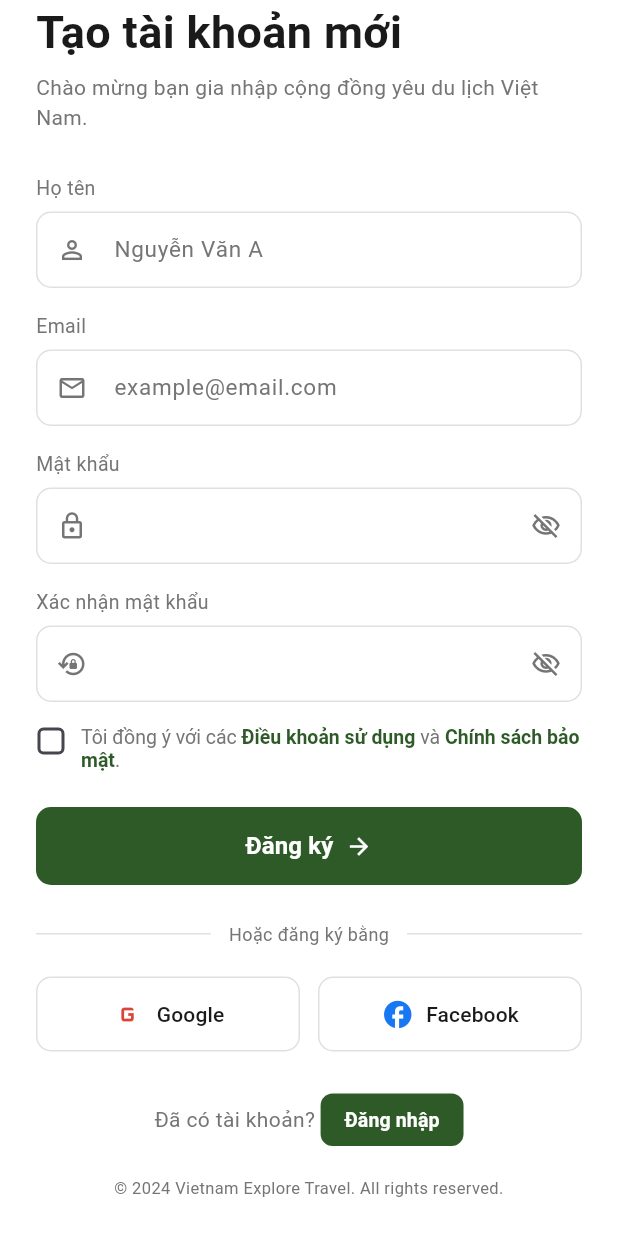
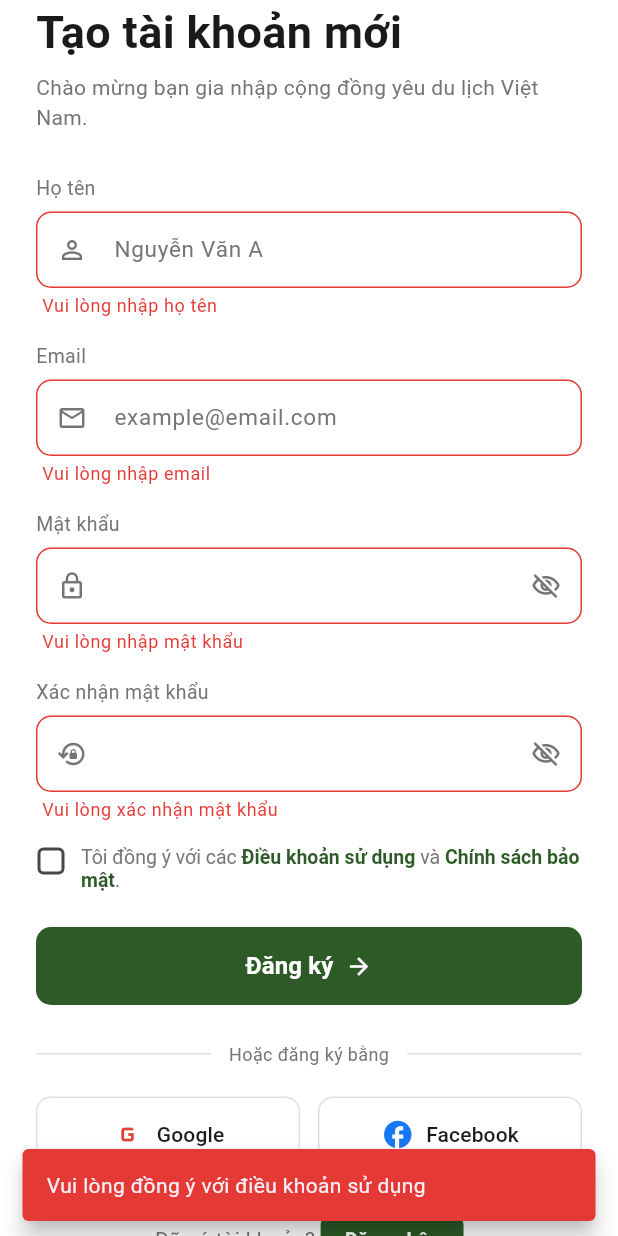
Before and after one commit to ha8419988/claude_app_demo, a Flutter app: the RegisterScreen screen opened by its route, scrolled down 65 dp, after a tap on "Đăng ký", on a phone screen of 412 x 824 dp. Run offline on Flutter 3.47's test engine with Material 3 defaults, Android fonts, the phone set to English and light mode, and no system bars; our stand-ins replace cached_network_image, google_fonts.

Commit message:
feat: add form validation to login and register screens
Login: email format + password min 6 chars
Register: name min 2 chars, email format, password min 6 chars,
confirm password match, terms checkbox via SnackBar

Co-Authored-By: Claude Sonnet 4.6 <noreply@anthropic.com>

```diff
--- a/lib/screens/register_screen.dart
+++ b/lib/screens/register_screen.dart
@@ -8,6 +8,7 @@ class RegisterScreen extends StatefulWidget {
 }
 
 class _RegisterScreenState extends State<RegisterScreen> {
+  final _formKey = GlobalKey<FormState>();
   final _nameController = TextEditingController();
   final _emailController = TextEditingController();
   final _passwordController = TextEditingController();
@@ -20,6 +21,7 @@ class _RegisterScreenState extends State<RegisterScreen> {
   static const _textDark = Color(0xFF1A1A1A);
   static const _textGrey = Color(0xFF757575);
   static const _borderGrey = Color(0xFFE0E0E0);
+  static const _red = Color(0xFFE53935);
 
   @override
   void dispose() {
@@ -30,6 +32,58 @@ class _RegisterScreenState extends State<RegisterScreen> {
     super.dispose();
   }
 
+  void _submit() {
+    final formValid = _formKey.currentState!.validate();
+    if (!_agreed) {
+      ScaffoldMessenger.of(context).showSnackBar(
+        const SnackBar(
+          content: Text('Vui lòng đồng ý với điều khoản sử dụng'),
+          backgroundColor: _red,
+          behavior: SnackBarBehavior.floating,
+        ),
+      );
+      return;
+    }
+    if (formValid) {
+      Navigator.pop(context);
+    }
+  }
+
+  InputDecoration _inputDecoration({
+    String? hint,
+    required IconData icon,
+    Widget? suffix,
+  }) {
+    return InputDecoration(
+      hintText: hint,
+      hintStyle: const TextStyle(color: _textGrey),
+      prefixIcon: Icon(icon, color: _textGrey, size: 20),
+      suffixIcon: suffix,
+      contentPadding: const EdgeInsets.symmetric(vertical: 14),
+      border: OutlineInputBorder(
+        borderRadius: BorderRadius.circular(10),
+        borderSide: const BorderSide(color: _borderGrey),
+      ),
+      enabledBorder: OutlineInputBorder(
+        borderRadius: BorderRadius.circular(10),
+        borderSide: const BorderSide(color: _borderGrey),
+      ),
+      focusedBorder: OutlineInputBorder(
+        borderRadius: BorderRadius.circular(10),
+        borderSide: const BorderSide(color: _green, width: 1.5),
+      ),
+      errorBorder: OutlineInputBorder(
+        borderRadius: BorderRadius.circular(10),
+        borderSide: const BorderSide(color: _red),
+      ),
+      focusedErrorBorder: OutlineInputBorder(
+        borderRadius: BorderRadius.circular(10),
+        borderSide: const BorderSide(color: _red, width: 1.5),
+      ),
+      errorStyle: const TextStyle(fontSize: 12, color: _red),
+    );
+  }
+
   @override
   Widget build(BuildContext context) {
     return Scaffold(
@@ -37,6 +91,8 @@ class _RegisterScreenState extends State<RegisterScreen> {
       body: SafeArea(
         child: SingleChildScrollView(
           padding: const EdgeInsets.symmetric(horizontal: 24),
+          child: Form(
+            key: _formKey,
             child: Column(
               crossAxisAlignment: CrossAxisAlignment.start,
               children: [
@@ -67,37 +123,84 @@ class _RegisterScreenState extends State<RegisterScreen> {
                 const SizedBox(height: 28),
                 _buildLabel('Họ tên'),
                 const SizedBox(height: 6),
-              _buildTextField(
+                TextFormField(
                   controller: _nameController,
+                  style: const TextStyle(fontSize: 15, color: _textDark),
+                  decoration: _inputDecoration(
                     hint: 'Nguyễn Văn A',
                     icon: Icons.person_outline,
+                  ),
+                  validator: (v) {
+                    if (v == null || v.trim().isEmpty) return 'Vui lòng nhập họ tên';
+                    if (v.trim().length < 2) return 'Họ tên phải có ít nhất 2 ký tự';
+                    return null;
+                  },
                 ),
                 const SizedBox(height: 16),
                 _buildLabel('Email'),
                 const SizedBox(height: 6),
-              _buildTextField(
+                TextFormField(
                   controller: _emailController,
+                  keyboardType: TextInputType.emailAddress,
+                  style: const TextStyle(fontSize: 15, color: _textDark),
+                  decoration: _inputDecoration(
                     hint: 'example@email.com',
                     icon: Icons.mail_outline,
-                keyboardType: TextInputType.emailAddress,
+                  ),
+                  validator: (v) {
+                    if (v == null || v.trim().isEmpty) return 'Vui lòng nhập email';
+                    final emailRegex = RegExp(r'^[\w.+-]+@[\w-]+\.[a-z]{2,}$', caseSensitive: false);
+                    if (!emailRegex.hasMatch(v.trim())) return 'Email không hợp lệ';
+                    return null;
+                  },
                 ),
                 const SizedBox(height: 16),
                 _buildLabel('Mật khẩu'),
                 const SizedBox(height: 6),
-              _buildPasswordField(
+                TextFormField(
                   controller: _passwordController,
-                visible: _passwordVisible,
-                onToggle: () => setState(() => _passwordVisible = !_passwordVisible),
+                  obscureText: !_passwordVisible,
+                  style: const TextStyle(fontSize: 15, color: _textDark),
+                  decoration: _inputDecoration(
                     icon: Icons.lock_outline,
+                    suffix: GestureDetector(
+                      onTap: () => setState(() => _passwordVisible = !_passwordVisible),
+                      child: Icon(
+                        _passwordVisible ? Icons.visibility_outlined : Icons.visibility_off_outlined,
+                        color: _textGrey,
+                        size: 20,
+                      ),
+                    ),
+                  ),
+                  validator: (v) {
+                    if (v == null || v.isEmpty) return 'Vui lòng nhập mật khẩu';
+                    if (v.length < 6) return 'Mật khẩu phải có ít nhất 6 ký tự';
+                    return null;
+                  },
                 ),
                 const SizedBox(height: 16),
                 _buildLabel('Xác nhận mật khẩu'),
                 const SizedBox(height: 6),
-              _buildPasswordField(
+                TextFormField(
                   controller: _confirmController,
-                visible: _confirmVisible,
-                onToggle: () => setState(() => _confirmVisible = !_confirmVisible),
+                  obscureText: !_confirmVisible,
+                  style: const TextStyle(fontSize: 15, color: _textDark),
+                  decoration: _inputDecoration(
                     icon: Icons.lock_reset_outlined,
+                    suffix: GestureDetector(
+                      onTap: () => setState(() => _confirmVisible = !_confirmVisible),
+                      child: Icon(
+                        _confirmVisible ? Icons.visibility_outlined : Icons.visibility_off_outlined,
+                        color: _textGrey,
+                        size: 20,
+                      ),
+                    ),
+                  ),
+                  validator: (v) {
+                    if (v == null || v.isEmpty) return 'Vui lòng xác nhận mật khẩu';
+                    if (v != _passwordController.text) return 'Mật khẩu không khớp';
+                    return null;
+                  },
                 ),
                 const SizedBox(height: 16),
                 _buildAgreementRow(),
@@ -122,79 +225,12 @@ class _RegisterScreenState extends State<RegisterScreen> {
             ),
           ),
         ),
+      ),
     );
   }
 
   Widget _buildLabel(String text) {
     return Text(text, style: const TextStyle(fontSize: 13, color: _textGrey));
-  }
-
-  Widget _buildTextField({
-    required TextEditingController controller,
-    required String hint,
-    required IconData icon,
-    TextInputType keyboardType = TextInputType.text,
-  }) {
-    return TextField(
-      controller: controller,
-      keyboardType: keyboardType,
-      style: const TextStyle(fontSize: 15, color: _textDark),
-      decoration: InputDecoration(
-        hintText: hint,
-        hintStyle: const TextStyle(color: _textGrey),
-        prefixIcon: Icon(icon, color: _textGrey, size: 20),
-        contentPadding: const EdgeInsets.symmetric(vertical: 14),
-        border: OutlineInputBorder(
-          borderRadius: BorderRadius.circular(10),
-          borderSide: const BorderSide(color: _borderGrey),
-        ),
-        enabledBorder: OutlineInputBorder(
-          borderRadius: BorderRadius.circular(10),
-          borderSide: const BorderSide(color: _borderGrey),
-        ),
-        focusedBorder: OutlineInputBorder(
-          borderRadius: BorderRadius.circular(10),
-          borderSide: const BorderSide(color: _green, width: 1.5),
-        ),
-      ),
-    );
-  }
-
-  Widget _buildPasswordField({
-    required TextEditingController controller,
-    required bool visible,
-    required VoidCallback onToggle,
-    required IconData icon,
-  }) {
-    return TextField(
-      controller: controller,
-      obscureText: !visible,
-      style: const TextStyle(fontSize: 15, color: _textDark),
-      decoration: InputDecoration(
-        prefixIcon: Icon(icon, color: _textGrey, size: 20),
-        suffixIcon: GestureDetector(
-          onTap: onToggle,
-          child: Icon(
-            visible ? Icons.visibility_outlined : Icons.visibility_off_outlined,
-            color: _textGrey,
-            size: 20,
-          ),
-        ),
-        contentPadding: const EdgeInsets.symmetric(vertical: 14),
-        border: OutlineInputBorder(
-          borderRadius: BorderRadius.circular(10),
-          borderSide: const BorderSide(color: _borderGrey),
-        ),
-        enabledBorder: OutlineInputBorder(
-          borderRadius: BorderRadius.circular(10),
-          borderSide: const BorderSide(color: _borderGrey),
-        ),
-        focusedBorder: OutlineInputBorder(
-          borderRadius: BorderRadius.circular(10),
-          borderSide: const BorderSide(color: _green, width: 1.5),
-        ),
-      ),
-    );
   }
 
   Widget _buildAgreementRow() {
@@ -242,7 +278,7 @@ class _RegisterScreenState extends State<RegisterScreen> {
       width: double.infinity,
       height: 52,
       child: ElevatedButton(
-        onPressed: () {},
+        onPressed: _submit,
         style: ElevatedButton.styleFrom(
           backgroundColor: _green,
           foregroundColor: Colors.white,
@@ -320,9 +356,7 @@ class _RegisterScreenState extends State<RegisterScreen> {
           style: ElevatedButton.styleFrom(
             backgroundColor: _green,
             foregroundColor: Colors.white,
-            shape: RoundedRectangleBorder(
-              borderRadius: BorderRadius.circular(8),
-            ),
+            shape: RoundedRectangleBorder(borderRadius: BorderRadius.circular(8)),
             padding: const EdgeInsets.symmetric(horizontal: 16, vertical: 8),
             minimumSize: Size.zero,
             tapTargetSize: MaterialTapTargetSize.shrinkWrap,
```
Also changed, not shown: lib/screens/login_screen.dart (+56 -30 lines). Lines whose indentation alone changed are shown as unchanged.
